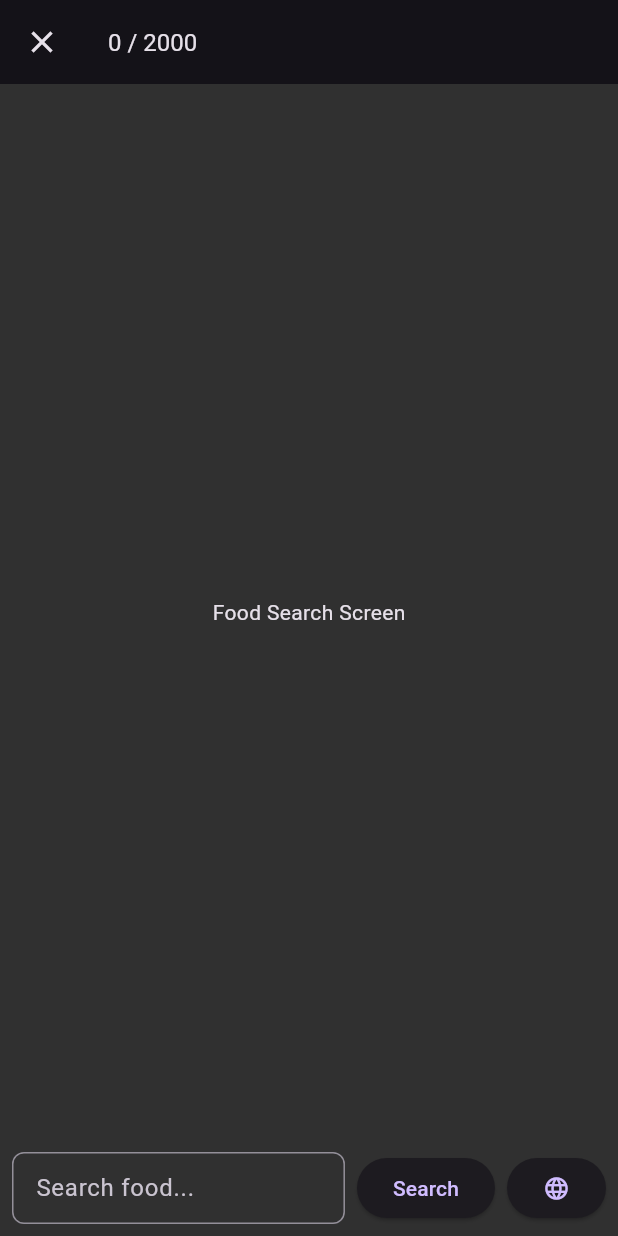
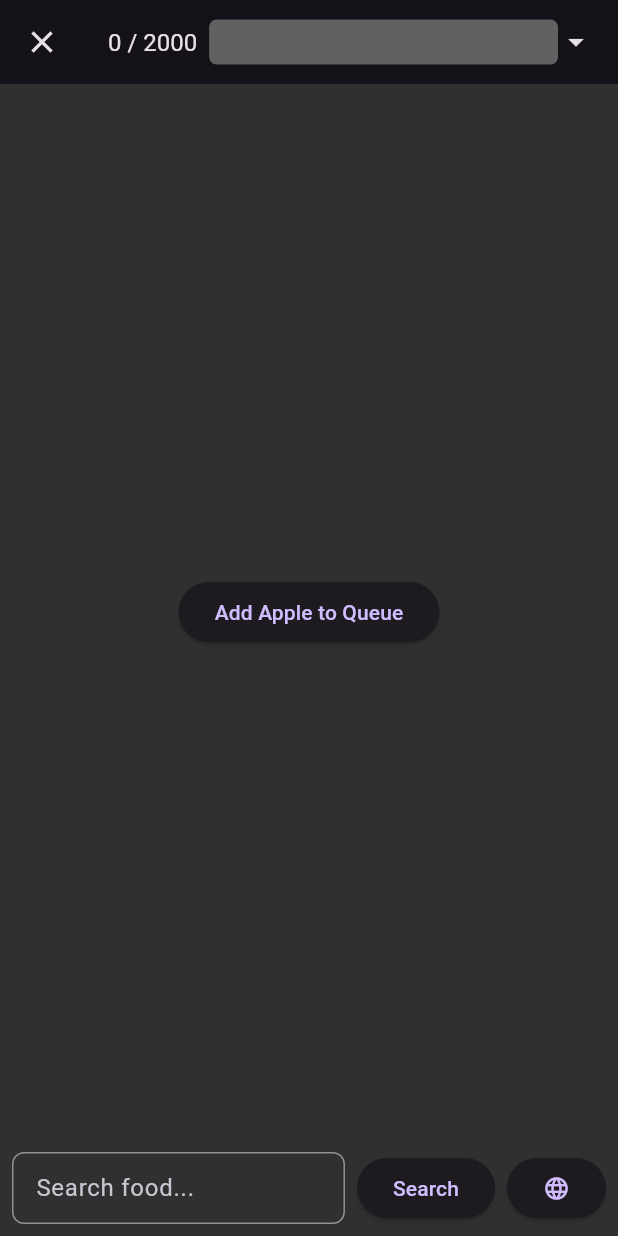
Before and after one commit to chadat23/free_cal_counter1, a Flutter app: the FoodSearchScreen screen opened by its route, on a phone screen of 412 x 824 dp. Run offline on Flutter 3.47's test engine with Material 3 defaults, Android fonts, the phone set to English and light mode, and no system bars.

Commit message:
Search screen header and footer working

```diff
--- a/lib/screens/food_search_screen.dart
+++ b/lib/screens/food_search_screen.dart
@@ -1,5 +1,6 @@
 
 import 'package:flutter/material.dart';
+import 'package:free_cal_counter1/models/food.dart';
 import 'package:free_cal_counter1/widgets/food_search_ribbon.dart';
 import 'package:provider/provider.dart';
 import 'package:free_cal_counter1/providers/log_provider.dart';
@@ -19,13 +20,51 @@ class FoodSearchScreen extends StatelessWidget {
                 Navigator.pop(context);
               },
             ),
-            title: Text(
-              '${logProvider.totalCalories.toInt()} / ${logProvider.dailyTargetCalories.toInt()}',
-              style: const TextStyle(fontSize: 16.0),
+            title: Row(
+              children: [
+                Text(
+                  '${logProvider.totalCalories.toInt()} / ${logProvider.dailyTargetCalories.toInt()}',
+                  style: const TextStyle(fontSize: 16.0),
+                ),
+                const SizedBox(width: 8.0),
+                Expanded(
+                  child: Container(
+                    height: 30.0, // Fixed height
+                    decoration: BoxDecoration(
+                      color: Colors.grey[700], // Different background color
+                      borderRadius: BorderRadius.circular(5.0),
+                    ),
+                    child: SingleChildScrollView(
+                      scrollDirection: Axis.horizontal,
+                      child: Row(
+                        children: logProvider.logQueue
+                            .map((food) => Text(food.emoji, style: const TextStyle(fontSize: 20)))
+                            .toList(),
+                      ),
+                    ),
+                  ),
+                ),
+                const Icon(Icons.arrow_drop_down), // Down arrow
+              ],
             ),
           ),
-          body: const Center(
-            child: Text('Food Search Screen'),
+          body: Center(
+            child: ElevatedButton(
+              onPressed: () {
+                // Placeholder to add a food to the queue
+                final food = Food(
+                  id: 1,
+                  name: 'Apple',
+                  emoji: '🍎',
+                  calories: 52,
+                  protein: 0.3,
+                  fat: 0.2,
+                  carbs: 14,
+                );
+                logProvider.addFoodToQueue(food);
+              },
+              child: const Text('Add Apple to Queue'),
+            ),
           ),
           bottomNavigationBar: const FoodSearchRibbon(),
         );
```
Also changed, not shown: lib/providers/log_provider.dart (+21 -0 lines), 1 other file.
